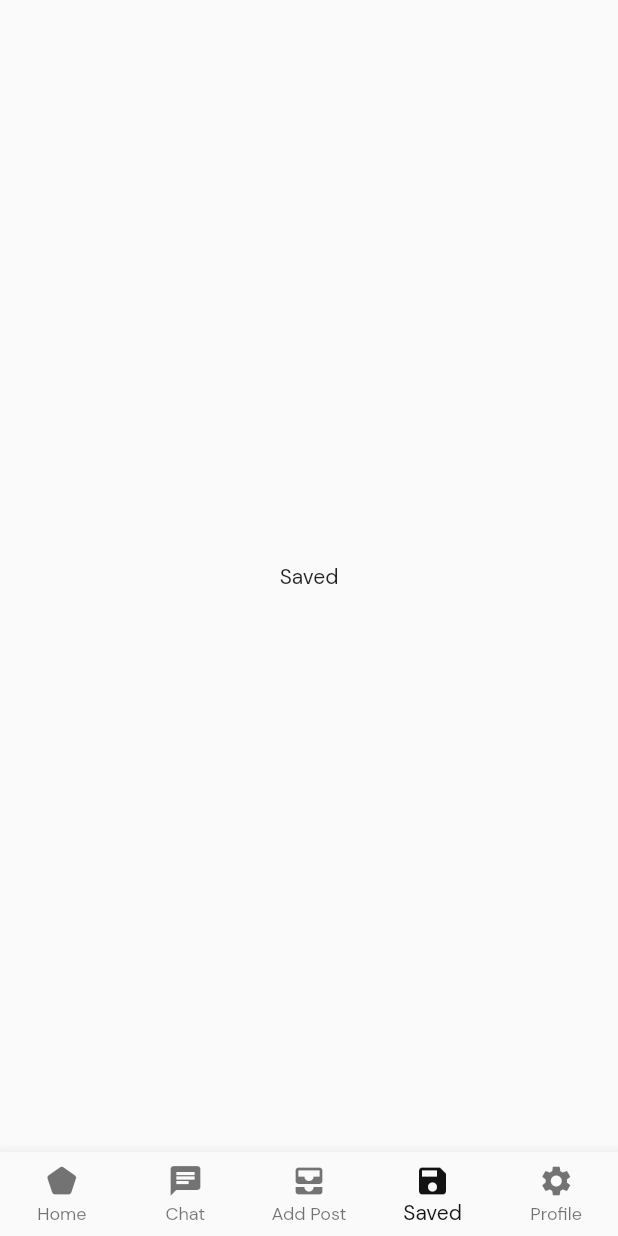
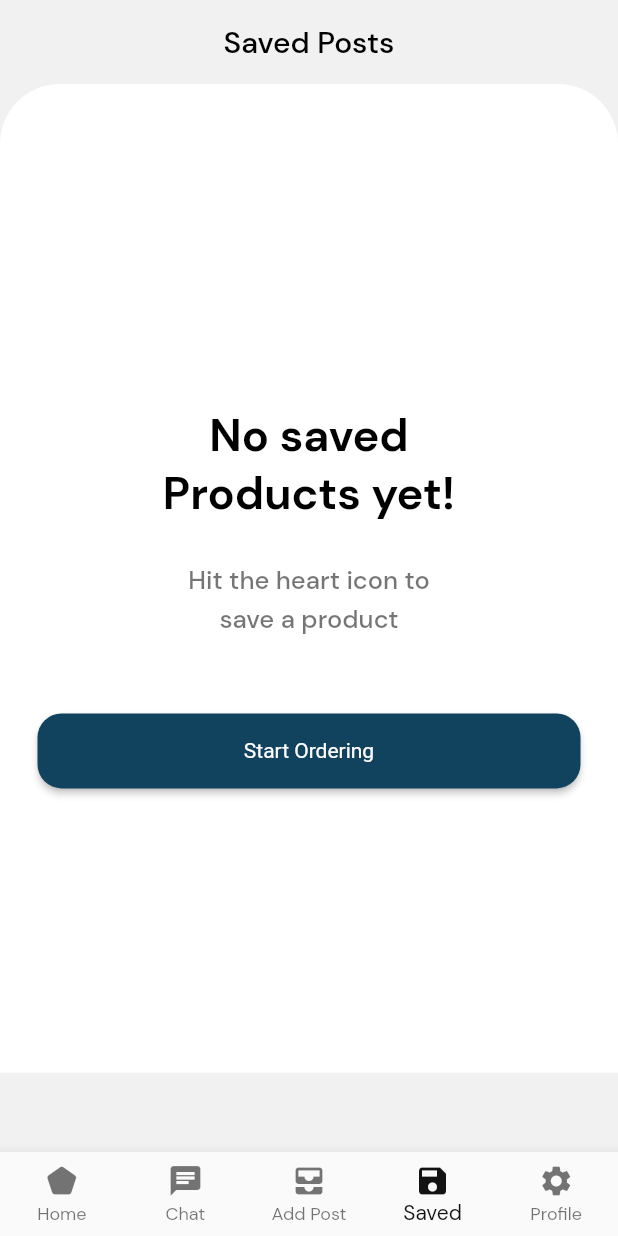
Before and after one commit to nahom-habtamu/myshiyach_mobile_client, a Flutter app: the screen it shows after launch, item 4 of the bottom bar chosen, on a phone screen of 412 x 824 dp. Run offline on Flutter 3.47's test engine with Material 2 defaults, Android fonts, the phone set to English and light mode, and no system bars; our stand-ins replace carousel_slider, firebase_auth, firebase_core, flutter_bloc, get_it, image_picker and 2 more; accounts and stored records are empty; network calls fail.

Commit message:
Fully Implement SavingPost Functionality

```diff
--- /dev/null
+++ b/lib/data/datasources/product/product_local_data_source.dart
@@ -0,0 +1,29 @@
+import 'dart:convert';
+
+import 'package:shared_preferences/shared_preferences.dart';
+
+import '../../models/product/product_model.dart';
+
+class ProductLocalDataSource {
+  final SharedPreferences sharedPreferences;
+
+  ProductLocalDataSource(this.sharedPreferences);
+
+  Future<List<ProductModel>> getFavoriteProducts() async {
+    final String? favoriteProducts =
+        sharedPreferences.getString("FAVORITE_PRODUCTS");
+    if (favoriteProducts != null) {
+      var products = ProductModel.parseProductsFromJson(
+        json.decode(favoriteProducts),
+      );
+      return products;
+    }
+    throw Exception("No Favorite Products");
+  }
+
+  Future<void> setFavoriteProducts(List<ProductModel> products) async {
+    var productsToEncode = products.map((e) => e.toJson()).toList();
+    final String favoriteProducts = json.encode(productsToEncode);
+    await sharedPreferences.setString("FAVORITE_PRODUCTS", favoriteProducts);
+  }
+}
--- a/lib/data/models/product/product_model.dart
+++ b/lib/data/models/product/product_model.dart
@@ -4,6 +4,7 @@ import '../../../domain/enitites/product.dart';
 
 class ProductModel extends Product {
   ProductModel({
+    required String id,
     required String title,
     required String description,
     required int price,
@@ -12,6 +13,7 @@ class ProductModel extends Product {
     required String brand,
     // Map<String, dynamic>? other,
   }) : super(
+          id: id,
           title: title,
           description: description,
           price: price,
@@ -23,6 +25,7 @@ class ProductModel extends Product {
 
   factory ProductModel.fromJson(dynamic json) {
     return ProductModel(
+      id: json["_id"],
       title: json["title"],
       description: json["description"],
       price: json["price"],
@@ -33,6 +36,16 @@ class ProductModel extends Product {
     );
   }
 
+  Map<String, dynamic> toJson() => {
+        "_id": id,
+        "title": title,
+        "description": description,
+        "price": price,
+        "mainCategory": mainCategory,
+        "subCategory": subCategory,
+        "brand": brand,
+      };
+
   static List<ProductModel> parseProductsFromJson(dynamic jsonList) {
     var products = <ProductModel>[];
     if (jsonList.length > 0) {
--- a/lib/data/repositories/product_repository.dart
+++ b/lib/data/repositories/product_repository.dart
@@ -1,3 +1,5 @@
+import 'package:mnale_client/data/datasources/product/product_local_data_source.dart';
+
 import '../../core/services/network_info.dart';
 import '../../domain/contracts/product_service.dart';
 import '../datasources/product/product_remote_data_source.dart';
@@ -5,15 +7,27 @@ import '../models/product/product_model.dart';
 
 class ProductRepository extends ProductService {
   final ProductRemoteDataSource remoteDataSource;
+  final ProductLocalDataSource localDataSource;
   final NetworkInfo networkInfo;
 
   ProductRepository({
     required this.remoteDataSource,
     required this.networkInfo,
+    required this.localDataSource,
   });
 
   @override
   Future<List<ProductModel>> getAllProducts() {
     return remoteDataSource.getAllProducts();
   }
+
+  @override
+  Future<List<ProductModel>> getAllFavoriteProducts() {
+    return localDataSource.getFavoriteProducts();
+  }
+
+  @override
+  Future<void> setFavoriteProducts(List<ProductModel> products) {
+    return localDataSource.setFavoriteProducts(products);
+  }
 }
--- a/lib/domain/contracts/product_service.dart
+++ b/lib/domain/contracts/product_service.dart
@@ -2,4 +2,6 @@ import '../../data/models/product/product_model.dart';
 
 abstract class ProductService {
   Future<List<ProductModel>> getAllProducts();
+  Future<List<ProductModel>> getAllFavoriteProducts();
+  Future<void> setFavoriteProducts(List<ProductModel> products);
 }
--- a/lib/domain/enitites/product.dart
+++ b/lib/domain/enitites/product.dart
@@ -1,4 +1,5 @@
 class Product {
+  final String id;
   final String title;
   final String description;
   final int price;
@@ -8,6 +9,7 @@ class Product {
   Map<String, dynamic>? other;
 
   Product({
+    required this.id,
     required this.title,
     required this.description,
     required this.price,
--- /dev/null
+++ b/lib/domain/usecases/get_favorite_products.dart
@@ -0,0 +1,13 @@
+import '../contracts/product_service.dart';
+import '../enitites/product.dart';
+
+class GetFavoriteProducts {
+  final ProductService repository;
+
+  GetFavoriteProducts(this.repository);
+
+  Future<List<Product>> call() async {
+    var parsedResult = await repository.getAllFavoriteProducts();
+    return parsedResult;
+  }
+}
--- /dev/null
+++ b/lib/domain/usecases/set_favorite_product.dart
@@ -0,0 +1,12 @@
+import '../../data/models/product/product_model.dart';
+import '../contracts/product_service.dart';
+
+class SetFavoriteProducts {
+  final ProductService repository;
+
+  SetFavoriteProducts(this.repository);
+
+  Future<void> call(List<ProductModel> favoriteProducts) async {
+    await repository.setFavoriteProducts(favoriteProducts);
+  }
+}
--- a/lib/main.dart
+++ b/lib/main.dart
@@ -6,7 +6,9 @@ import 'core/services/injection_container.dart' as di;
 import 'core/services/injection_container.dart';
 import 'presentation/bloc/auth/auth_cubit.dart';
 import 'presentation/bloc/get_all_products/get_all_products_cubit.dart';
+import 'presentation/bloc/get_favorite_products/get_favorite_products_cubit.dart';
 import 'presentation/bloc/register_user/register_user_cubit.dart';
+import 'presentation/bloc/set_favorite_products/set_favorite_products_cubit.dart';
 import 'presentation/bloc/verify_phone_number/verify_phone_number_cubit.dart';
 import 'presentation/pages/add_post_page.dart';
 import 'presentation/pages/chat_page.dart';
@@ -22,7 +24,7 @@ import 'presentation/pages/splash_page.dart';
 void main() async {
   WidgetsFlutterBinding.ensureInitialized();
   await Firebase.initializeApp();
-  di.init();
+  await di.init();
   runApp(const MyApp());
 }
 
@@ -43,6 +45,12 @@ class MyApp extends StatelessWidget {
         ),
         BlocProvider(
           create: (_) => sl<GetAllProductsCubit>(),
+        ),
+        BlocProvider(
+          create: (_) => sl<GetFavoriteProductsCubit>(),
+        ),
+        BlocProvider(
+          create: (_) => sl<SetFavoriteProductsCubit>(),
         ),
       ],
       child: MaterialApp(
--- /dev/null
+++ b/lib/presentation/bloc/get_favorite_products/get_favorite_products_cubit.dart
@@ -0,0 +1,24 @@
+import 'package:flutter_bloc/flutter_bloc.dart';
+
+import '../../../domain/usecases/get_favorite_products.dart';
+import 'get_favorite_products_state.dart';
+
+class GetFavoriteProductsCubit extends Cubit<GetFavoriteProductsState> {
+  final GetFavoriteProducts getFavoriteProducts;
+  GetFavoriteProductsCubit(this.getFavoriteProducts) : super(Loading());
+
+  void execute() async {
+    try {
+      emit(Empty());
+      emit(Loading());
+      var products = await getFavoriteProducts.call();
+      if (products.isNotEmpty) {
+        emit(Loaded(products));
+      } else {
+        emit(Empty());
+      }
+    } catch (e) {
+      emit(Error(message: e.toString()));
+    }
+  }
+}
--- /dev/null
+++ b/lib/presentation/bloc/get_favorite_products/get_favorite_products_state.dart
@@ -0,0 +1,17 @@
+import '../../../domain/enitites/product.dart';
+
+abstract class GetFavoriteProductsState {}
+
+class Empty extends GetFavoriteProductsState {}
+
+class Loading extends GetFavoriteProductsState {}
+
+class Loaded extends GetFavoriteProductsState {
+  final List<Product> products;
+  Loaded(this.products);
+}
+
+class Error extends GetFavoriteProductsState {
+  final String message;
+  Error({required this.message});
+}
--- /dev/null
+++ b/lib/presentation/bloc/set_favorite_products/set_favorite_products_cubit.dart
@@ -0,0 +1,19 @@
+import 'package:flutter_bloc/flutter_bloc.dart';
+
+import '../../../data/models/product/product_model.dart';
+import '../../../domain/usecases/set_favorite_product.dart';
+import 'set_favorite_products_state.dart';
+
+class SetFavoriteProductsCubit extends Cubit<SetFavroiteProductsState> {
+  final SetFavoriteProducts setFavoriteProducts;
+  SetFavoriteProductsCubit(this.setFavoriteProducts) : super(NotFired());
+
+  void execute(List<ProductModel> favoriteProducts) async {
+    try {
+      emit(Loading());
+      await setFavoriteProducts.call(favoriteProducts);
+    } catch (e) {
+      emit(Error(message: e.toString()));
+    }
+  }
+}
--- /dev/null
+++ b/lib/presentation/bloc/set_favorite_products/set_favorite_products_state.dart
@@ -0,0 +1,10 @@
+abstract class SetFavroiteProductsState {}
+
+class NotFired extends SetFavroiteProductsState {}
+
+class Loading extends SetFavroiteProductsState {}
+
+class Error extends SetFavroiteProductsState {
+  final String message;
+  Error({required this.message});
+}
--- a/lib/presentation/pages/master_page.dart
+++ b/lib/presentation/pages/master_page.dart
@@ -1,9 +1,10 @@
 import 'package:flutter/material.dart';
-import 'package:mnale_client/presentation/pages/chat_page.dart';
 
 import 'add_post_page.dart';
+import 'chat_page.dart';
 import 'home_page.dart';
 import 'profile_page.dart';
+import 'saved_posts.dart';
 
 class MasterPage extends StatefulWidget {
   static String routeName = "/masterPage";
@@ -20,7 +21,7 @@ class _MasterPageState extends State<MasterPage> {
     const HomePage(),
     const ChatListPage(),
     const AddPostPage(),
-    const Center(child: Text('Saved')),
+    const SavedPostsPage(),
     const ProfilePage(),
   ];
 
--- a/lib/presentation/pages/otp_verification_page.dart
+++ b/lib/presentation/pages/otp_verification_page.dart
@@ -73,8 +73,6 @@ class _OtpVerificationPageState extends State<OtpVerificationPage> {
               ),
               BlocBuilder<RegisterUserCubit, RegisterUserState>(
                 builder: (context, state) {
-                  print(state);
-
                   if (state is Loading) {
                     return const Center(child: CircularProgressIndicator());
                   } else {
--- a/lib/presentation/pages/post_detail_page.dart
+++ b/lib/presentation/pages/post_detail_page.dart
@@ -208,7 +208,6 @@ class _PostDetailCarouselState extends State<PostDetailCarousel> {
         CarouselImageChangerIcon(
           isRightArrow: true,
           onClick: () {
-            print("I AM CLICKED PREVIOUS");
             carouselController.previousPage(
               duration: const Duration(seconds: 1),
               curve: Curves.easeInOut,
@@ -217,7 +216,6 @@ class _PostDetailCarouselState extends State<PostDetailCarousel> {
         ),
         CarouselImageChangerIcon(
           onClick: () {
-            print("I AM CLICKED NEXT");
             carouselController.nextPage(
               duration: const Duration(seconds: 1),
               curve: Curves.easeInOut,
--- /dev/null
+++ b/lib/presentation/pages/saved_posts.dart
@@ -0,0 +1,249 @@
+import 'package:flutter/material.dart';
+import 'package:flutter_bloc/flutter_bloc.dart';
+
+import '../../data/models/product/product_model.dart';
+import '../../domain/enitites/product.dart';
+import '../bloc/get_favorite_products/get_favorite_products_cubit.dart';
+import '../bloc/get_favorite_products/get_favorite_products_state.dart';
+import '../bloc/set_favorite_products/set_favorite_products_cubit.dart';
+import 'post_detail_page.dart';
+
+class SavedPostsPage extends StatefulWidget {
+  const SavedPostsPage({Key? key}) : super(key: key);
+
+  @override
+  State<SavedPostsPage> createState() => _SavedPostsPageState();
+}
+
+class _SavedPostsPageState extends State<SavedPostsPage> {
+  SetFavoriteProductsCubit? setFavoriteProductsCubit;
+
+  @override
+  void initState() {
+    super.initState();
+    WidgetsBinding.instance!.addPostFrameCallback((timeStamp) {
+      context.read<GetFavoriteProductsCubit>().execute();
+      setFavoriteProductsCubit = context.read<SetFavoriteProductsCubit>();
+    });
+  }
+
+  @override
+  Widget build(BuildContext context) {
+    return SafeArea(
+      child: Scaffold(
+        backgroundColor: const Color(0xffF1F1F1),
+        appBar: AppBar(
+          title: const Text(
+            'Saved Posts',
+            style: TextStyle(
+              color: Colors.black,
+            ),
+          ),
+          backgroundColor: const Color(0xffF1F1F1),
+          elevation: 0,
+          centerTitle: true,
+        ),
+        body: SingleChildScrollView(
+          child: Container(
+            height: MediaQuery.of(context).size.height * 0.8,
+            decoration: const BoxDecoration(
+              color: Colors.white,
+              borderRadius: BorderRadius.only(
+                topLeft: Radius.circular(40),
+                topRight: Radius.circular(40),
+              ),
+            ),
+            padding: const EdgeInsets.only(
+              top: 25,
+              left: 25,
+              right: 25,
+            ),
+            width: MediaQuery.of(context).size.width,
+            child:
+                BlocBuilder<GetFavoriteProductsCubit, GetFavoriteProductsState>(
+              builder: (context, state) {
+                if (state is Loaded) {
+                  return buildProductList(state.products);
+                } else if (state is Loading) {
+                  return const Center(
+                    child: CircularProgressIndicator(),
+                  );
+                } else {
+                  return buildEmptyStateContent();
+                }
+              },
+            ),
+          ),
+        ),
+      ),
+    );
+  }
+
+  buildProductList(List<Product> products) {
+    return ListView.builder(
+      itemBuilder: (context, index) {
+        return SavedPostListItem(
+          product: products[index],
+          onDissmissed: () {
+            var updatedProducts = [...products];
+            updatedProducts
+                .removeWhere((element) => element.id == products[index].id);
+            updateDataInLocalSource(updatedProducts);
+            context.read<GetFavoriteProductsCubit>().execute();
+          },
+        );
+      },
+      itemCount: products.length,
+    );
+  }
+
+  void updateDataInLocalSource(List<Product> products) {
+    var mappedToProductModel = products
+        .map(
+          (e) => ProductModel(
+            id: e.id,
+            title: e.title,
+            description: e.description,
+            price: e.price,
+            mainCategory: e.mainCategory,
+            subCategory: e.subCategory,
+            brand: e.brand,
+          ),
+        )
+        .toList();
+
+    setFavoriteProductsCubit!.setFavoriteProducts(mappedToProductModel);
+  }
+
+  Widget buildEmptyStateContent() {
+    return Column(
+      crossAxisAlignment: CrossAxisAlignment.center,
+      mainAxisAlignment: MainAxisAlignment.center,
+      children: [
+        SizedBox(
+          width: MediaQuery.of(context).size.width * 0.5,
+          child: const Text(
+            'No saved Products yet!',
+            style: TextStyle(
+              color: Colors.black,
+              fontSize: 30,
+              fontWeight: FontWeight.w700,
+              height: 1.3,
+            ),
+            textAlign: TextAlign.center,
+          ),
+        ),
+        const SizedBox(
+          height: 25,
+        ),
+        SizedBox(
+          width: MediaQuery.of(context).size.width * 0.4,
+          child: const Text(
+            'Hit the heart icon to save a product',
+            style: TextStyle(
+              color: Colors.black54,
+              fontSize: 17,
+              fontWeight: FontWeight.w500,
+              height: 1.5,
+            ),
+            textAlign: TextAlign.center,
+          ),
+        ),
+        const SizedBox(
+          height: 50,
+        ),
+        SizedBox(
+          height: 50,
+          width: MediaQuery.of(context).size.width,
+          child: ElevatedButton(
+            onPressed: () {},
+            child: const Text('Start Ordering'),
+            style: ElevatedButton.styleFrom(
+              primary: const Color(0xff11435E),
+              textStyle: const TextStyle(
+                color: Colors.white,
+              ),
+              shape: const RoundedRectangleBorder(
+                borderRadius: BorderRadius.all(
+                  Radius.circular(16),
+                ),
+              ),
+            ),
+          ),
+        )
+      ],
+    );
+  }
+}
+
+class SavedPostListItem extends StatelessWidget {
+  final Product product;
+  final Function onDissmissed;
+  const SavedPostListItem({
+    Key? key,
+    required this.product,
+    required this.onDissmissed,
+  }) : super(key: key);
+
+  @override
+  Widget build(BuildContext context) {
+    return Dismissible(
+      direction: DismissDirection.startToEnd,
+      background: Container(
+        color: Colors.red,
+        child: const Align(
+          alignment: Alignment.centerLeft,
+          child: Padding(
+            padding: EdgeInsets.only(left: 8.0),
+            child: Icon(
+              Icons.delete,
+              color: Colors.white,
+              size: 35,
+            ),
+          ),
+        ),
+      ),
+      onDismissed: (DismissDirection direction) {
+        onDissmissed();
+      },
+      key: ValueKey<String>(product.id),
+      child: InkWell(
+        onTap: () {
+          Navigator.pushNamed(
+            context,
+            PostDetailPage.routeName,
+            arguments: product,
+          );
+        },
+        child: Card(
+          color: Colors.white.withOpacity(0.9),
+          elevation: 5,
+          child: Container(
+            margin: const EdgeInsets.symmetric(vertical: 10),
+            decoration: const BoxDecoration(
+              borderRadius: BorderRadius.all(Radius.circular(10)),
+            ),
+            height: 100,
+            child: Row(
+              children: [
+                const Padding(
+                  padding: EdgeInsets.only(left: 8.0),
+                  child: CircleAvatar(
+                    backgroundColor: Colors.teal,
+                    radius: 45,
+                  ),
+                ),
+                Expanded(
+                  child: ListTile(
+                    title: Text(product.title),
+                    subtitle: Text(product.description),
+                  ),
+                )
+              ],
+            ),
+          ),
+        ),
+      ),
+    );
+  }
+}
```
Also changed, not shown: lib/core/services/injection_container.dart (+19 -4 lines), lib/presentation/pages/home_page.dart (+68 -14 lines).
